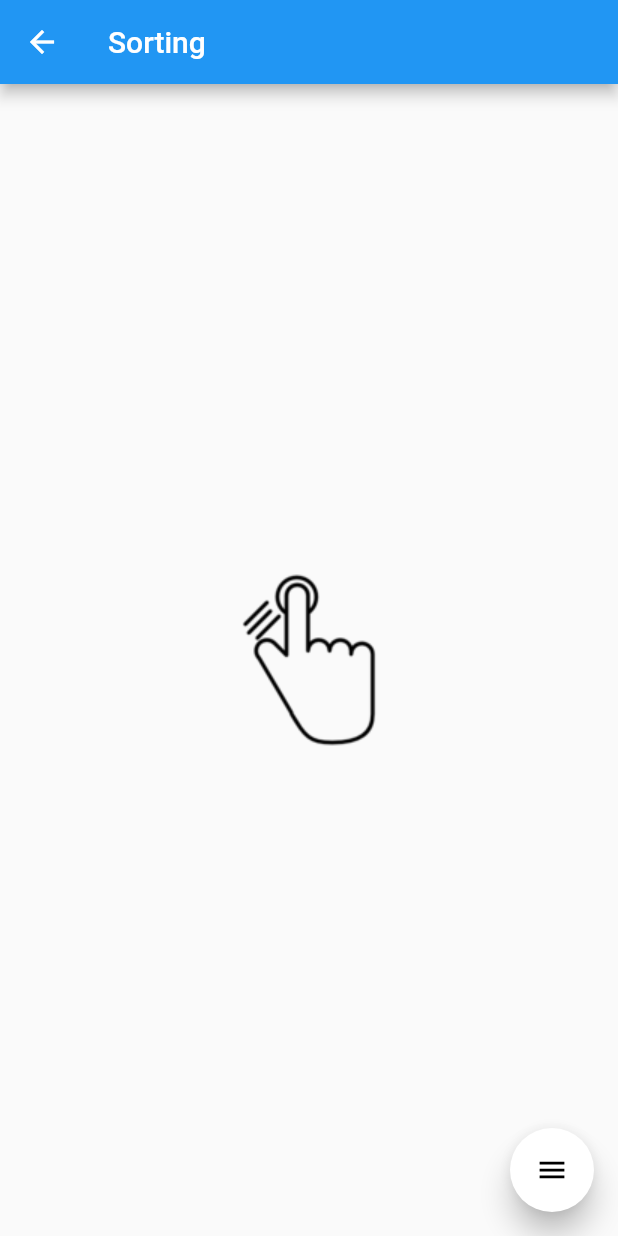
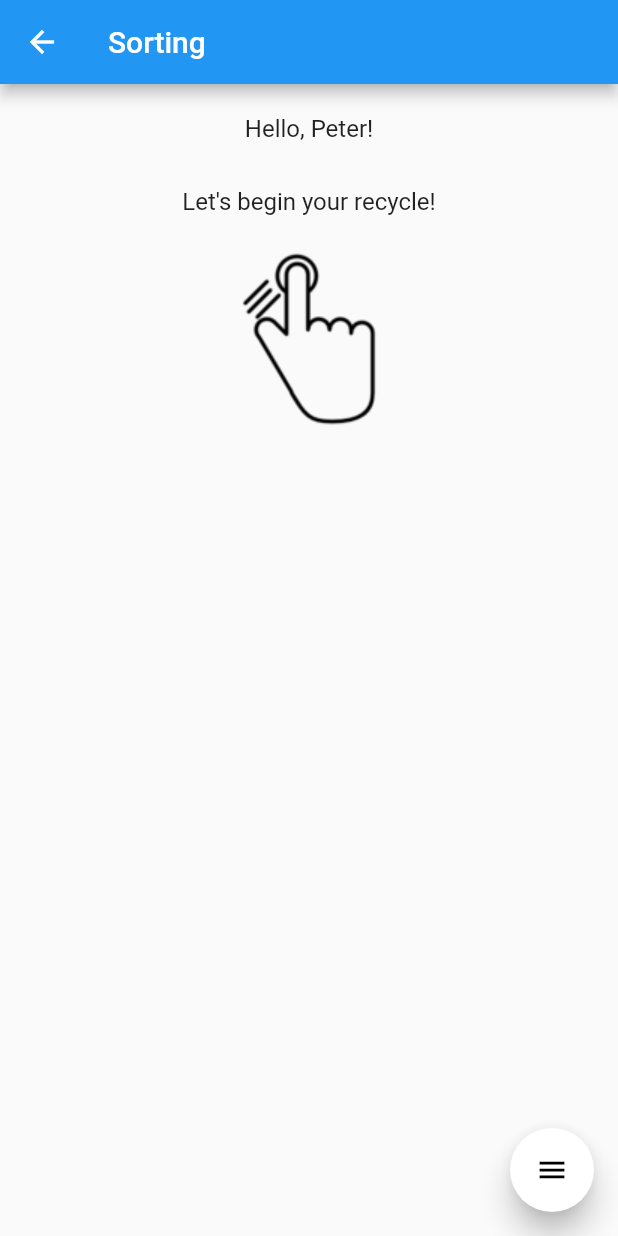
Before and after one commit to L-is-0/GCA, a Flutter app: the Sorting screen opened by its route, on a phone screen of 412 x 824 dp. Run offline on Flutter 3.47's test engine with Material 2 defaults, Android fonts, the light colour scheme and no system bars; drawn by our look-alikes of flutter_speed_dial; our stand-ins replace flutter_login, getflutter; missing offline and left inert: flappy_search_bar.

Commit message:
general update

```diff
--- a/lib/main.dart
+++ b/lib/main.dart
@@ -55,7 +55,7 @@ class MyHome extends StatelessWidget {
                     child: Padding(
                       padding: const EdgeInsets.symmetric(horizontal: 20),
                       child: Padding(
-                        padding: const EdgeInsets.all(2.5),
+                        padding: const EdgeInsets.all(20),
                         child: TextField(
                           decoration: InputDecoration(
                               labelStyle: TextStyle(
--- a/lib/pages/sorting.dart
+++ b/lib/pages/sorting.dart
@@ -15,8 +15,29 @@ class _SortingState extends State<Sorting>{
       appBar: AppBar(
         title:Text('Sorting'),
       ),
-      body: Center(
-        child: GestureDetector(
+      body: Align(
+        alignment: Alignment.center,
+         child: Column(
+           children: <Widget>[
+             Padding(
+               padding:const EdgeInsets.all(20),
+               child: Text(
+                 "Hello, Peter!",
+                 style: TextStyle(
+                     fontSize: 16
+                 ),
+               ),
+             ),
+             Padding(
+               padding:const EdgeInsets.all(10),
+               child: Text(
+                 "Let's begin your recycle!",
+                 style: TextStyle(
+                     fontSize: 16
+                 ),
+               ),
+             ),
+             GestureDetector(
                onTap: () => Navigator.pushNamed(context, '/tips'),
                child: Container(
                  padding: const EdgeInsets.all(8),
@@ -25,6 +46,8 @@ class _SortingState extends State<Sorting>{
                  //          color: Colors.red[400],
                ),
              ),
+           ],
+        )
       ),
       floatingActionButton: SpeedDial(
         // both default to 16
```
Lines whose indentation alone changed are shown as unchanged.
